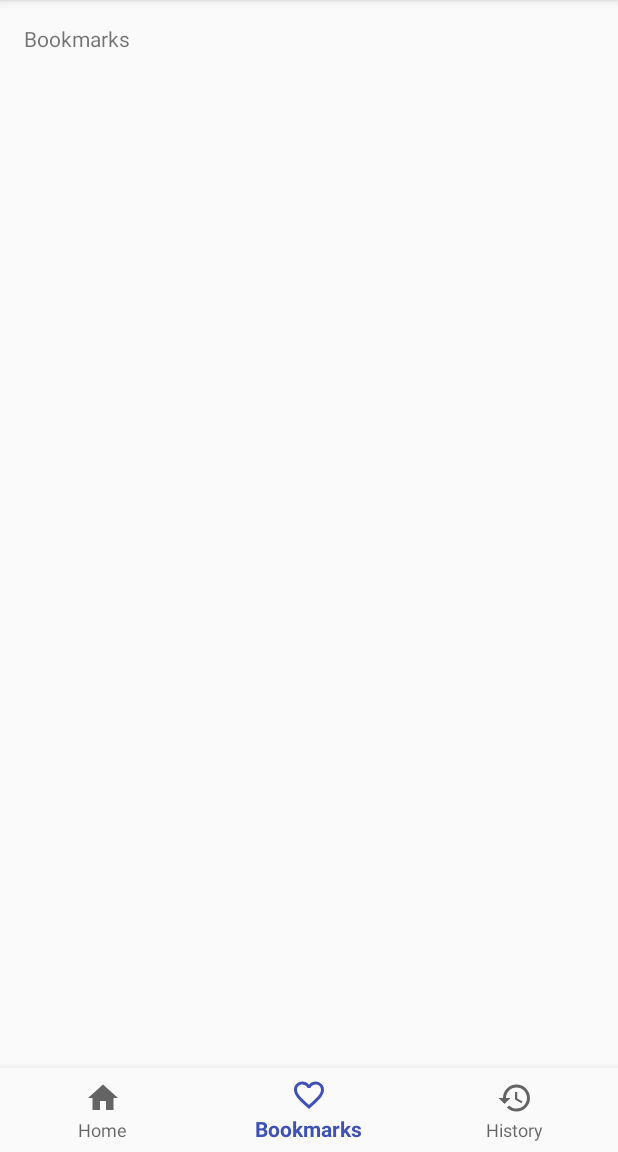
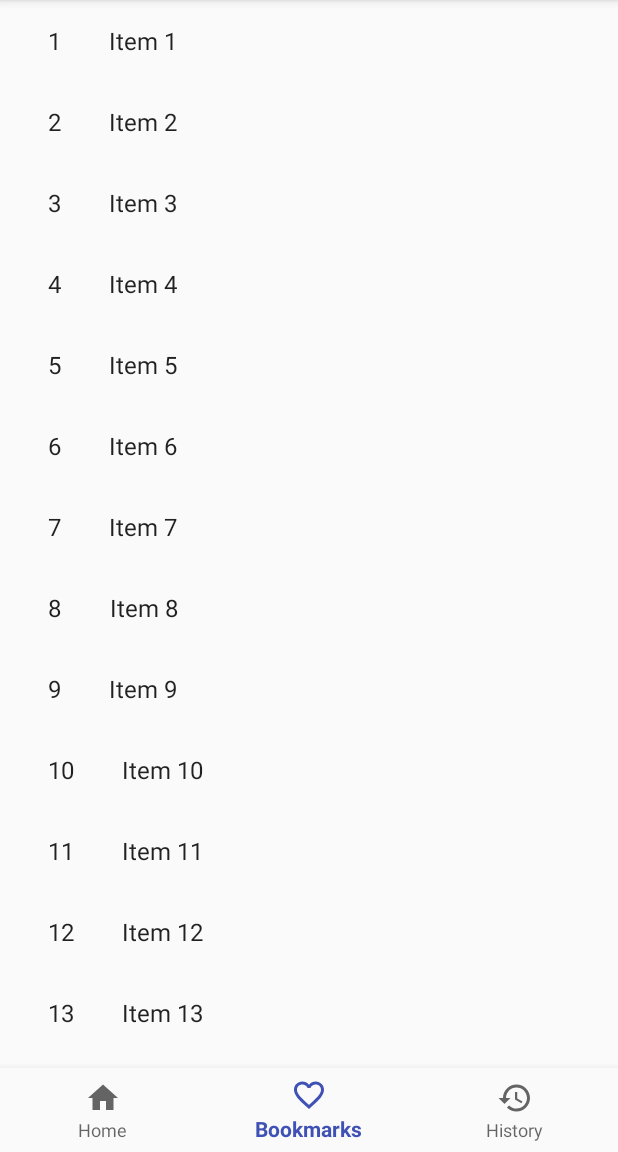
Before and after one commit to amka/Tongue, an Android app: the screen it shows after launch (MainActivity), item 2 of the bottom bar chosen, on a phone screen of 412 x 824 dp, the part 84-1236 px from its top. Run offline under Robolectric (Android 15) with nearby library versions, the phone set to English and light mode, and no system bars.

Commit message:
Add base fragments

```diff
--- a/app/build.gradle
+++ b/app/build.gradle
@@ -28,5 +28,7 @@ dependencies {
     compile 'com.android.support:appcompat-v7:25.3.1'
     compile 'com.android.support:design:25.3.1'
     compile 'com.android.support:support-vector-drawable:25.3.1'
+    compile 'com.android.support:support-v4:25.3.1'
+    compile 'com.android.support:recyclerview-v7:25.3.1'
     testCompile 'junit:junit:4.12'
 }
--- /dev/null
+++ b/app/src/main/java/me/meamka/tongue/BookmarkFragment.java
@@ -0,0 +1,97 @@
+package me.meamka.tongue;
+
+import android.content.Context;
+import android.os.Bundle;
+import android.support.v4.app.Fragment;
+import android.support.v7.widget.GridLayoutManager;
+import android.support.v7.widget.LinearLayoutManager;
+import android.support.v7.widget.RecyclerView;
+import android.view.LayoutInflater;
+import android.view.View;
+import android.view.ViewGroup;
+
+import me.meamka.tongue.dummy.DummyContent;
+import me.meamka.tongue.dummy.DummyContent.DummyItem;
+
+import java.util.List;
+
+/**
+ * A fragment representing a list of Items.
+ * <p/>
+ * Activities containing this fragment MUST implement the {@link OnListFragmentInteractionListener}
+ * interface.
+ */
+public class BookmarkFragment extends Fragment {
+
+    // TODO: Customize parameter argument names
+    private static final String ARG_COLUMN_COUNT = "column-count";
+    // TODO: Customize parameters
+    private int mColumnCount = 1;
+    private OnListFragmentInteractionListener mListener;
+
+    /**
+     * Mandatory empty constructor for the fragment manager to instantiate the
+     * fragment (e.g. upon screen orientation changes).
+     */
+    public BookmarkFragment() {
+    }
+
+    // TODO: Customize parameter initialization
+    @SuppressWarnings("unused")
+    public static BookmarkFragment newInstance(int columnCount) {
+        BookmarkFragment fragment = new BookmarkFragment();
+        Bundle args = new Bundle();
+        args.putInt(ARG_COLUMN_COUNT, columnCount);
+        fragment.setArguments(args);
+        return fragment;
+    }
+
+    @Override
+    public void onCreate(Bundle savedInstanceState) {
+        super.onCreate(savedInstanceState);
+
+        if (getArguments() != null) {
+            mColumnCount = getArguments().getInt(ARG_COLUMN_COUNT);
+        }
+    }
+
+    @Override
+    public View onCreateView(LayoutInflater inflater, ViewGroup container,
+                             Bundle savedInstanceState) {
+        View view = inflater.inflate(R.layout.fragment_bookmark_list, container, false);
+
+        // Set the adapter
+        if (view instanceof RecyclerView) {
+            Context context = view.getContext();
+            RecyclerView recyclerView = (RecyclerView) view;
+            if (mColumnCount <= 1) {
+                recyclerView.setLayoutManager(new LinearLayoutManager(context));
+            } else {
+                recyclerView.setLayoutManager(new GridLayoutManager(context, mColumnCount));
+            }
+            recyclerView.setAdapter(new MyBookmarkRecyclerViewAdapter(DummyContent.ITEMS, mListener));
+        }
+        return view;
+    }
+
+    @Override
+    public void onDetach() {
+        super.onDetach();
+        mListener = null;
+    }
+
+    /**
+     * This interface must be implemented by activities that contain this
+     * fragment to allow an interaction in this fragment to be communicated
+     * to the activity and potentially other fragments contained in that
+     * activity.
+     * <p/>
+     * See the Android Training lesson <a href=
+     * "http://developer.android.com/training/basics/fragments/communicating.html"
+     * >Communicating with Other Fragments</a> for more information.
+     */
+    public interface OnListFragmentInteractionListener {
+        // TODO: Update argument type and name
+        void onListFragmentInteraction(DummyItem item);
+    }
+}
--- a/app/src/main/java/me/meamka/tongue/MainActivity.java
+++ b/app/src/main/java/me/meamka/tongue/MainActivity.java
@@ -3,43 +3,82 @@ package me.meamka.tongue;
 import android.os.Bundle;
 import android.support.annotation.NonNull;
 import android.support.design.widget.BottomNavigationView;
+import android.support.v4.app.Fragment;
+import android.support.v4.app.FragmentManager;
+import android.support.v4.app.FragmentTransaction;
 import android.support.v7.app.AppCompatActivity;
 import android.view.MenuItem;
 import android.widget.TextView;
 
 public class MainActivity extends AppCompatActivity {
 
-    private TextView mTextMessage;
+    private FragmentManager fragmentManager;
 
-    private BottomNavigationView.OnNavigationItemSelectedListener mOnNavigationItemSelectedListener
-            = new BottomNavigationView.OnNavigationItemSelectedListener() {
+    private Fragment translateFragment;
+    private Fragment bookmarkFragment;
+    private Fragment historyFragment;
 
-        @Override
-        public boolean onNavigationItemSelected(@NonNull MenuItem item) {
-            switch (item.getItemId()) {
-                case R.id.navigation_home:
-                    mTextMessage.setText(R.string.title_home);
-                    return true;
-                case R.id.navigation_dashboard:
-                    mTextMessage.setText(R.string.title_bookmarks);
-                    return true;
-                case R.id.navigation_notifications:
-                    mTextMessage.setText(R.string.title_history);
-                    return true;
-            }
-            return false;
-        }
-
-    };
+//    private BottomNavigationView.OnNavigationItemSelectedListener mOnNavigationItemSelectedListener
+//            = new BottomNavigationView.OnNavigationItemSelectedListener() {
+//
+//        @Override
+//        public boolean onNavigationItemSelected(@NonNull MenuItem item) {
+//
+//
+//            switch (item.getItemId()) {
+//                case R.id.navigation_home:
+//                    fragmentTransaction.replace(R.id.container, translateFragment).commit();
+//                    return true;
+//                case R.id.navigation_dashboard:
+//                    fragmentTransaction.replace(R.id.container, bookmarkFragment).commit();
+//                    return true;
+//                case R.id.navigation_notifications:
+//                    fragmentTransaction.replace(R.id.container, historyFragment).commit();
+//                    return true;
+//            }
+//            return false;
+//        }
+//
+//    };
 
     @Override
     protected void onCreate(Bundle savedInstanceState) {
+
+        // Find fragments
+        fragmentManager = getSupportFragmentManager();
+
+        translateFragment = new TranslateFragment();
+        bookmarkFragment = new BookmarkFragment();
+        historyFragment = new HistoryFragment();
+
         super.onCreate(savedInstanceState);
         setContentView(R.layout.activity_main);
 
-        mTextMessage = (TextView) findViewById(R.id.message);
         BottomNavigationView navigation = (BottomNavigationView) findViewById(R.id.navigation);
-        navigation.setOnNavigationItemSelectedListener(mOnNavigationItemSelectedListener);
+
+        // Set default fragment
+        fragmentManager.beginTransaction().add(R.id.container, translateFragment).commit();
+
+        navigation.setOnNavigationItemSelectedListener(
+                new BottomNavigationView.OnNavigationItemSelectedListener(){
+                    @Override
+                    public boolean onNavigationItemSelected(@NonNull MenuItem item) {
+                        FragmentTransaction fragmentTransaction = fragmentManager.beginTransaction();
+
+                        switch (item.getItemId()) {
+                            case R.id.navigation_home:
+                                fragmentTransaction.replace(R.id.container, translateFragment).commit();
+                                return true;
+                            case R.id.navigation_dashboard:
+                                fragmentTransaction.replace(R.id.container, bookmarkFragment).commit();
+                                return true;
+                            case R.id.navigation_notifications:
+                                fragmentTransaction.replace(R.id.container, historyFragment).commit();
+                                return true;
+                        }
+                        return false;
+                    }
+                });
     }
 
 }
--- /dev/null
+++ b/app/src/main/java/me/meamka/tongue/MyBookmarkRecyclerViewAdapter.java
@@ -0,0 +1,77 @@
+package me.meamka.tongue;
+
+import android.support.v7.widget.RecyclerView;
+import android.view.LayoutInflater;
+import android.view.View;
+import android.view.ViewGroup;
+import android.widget.TextView;
+
+import me.meamka.tongue.BookmarkFragment.OnListFragmentInteractionListener;
+import me.meamka.tongue.dummy.DummyContent.DummyItem;
+
+import java.util.List;
+
+/**
+ * {@link RecyclerView.Adapter} that can display a {@link DummyItem} and makes a call to the
+ * specified {@link OnListFragmentInteractionListener}.
+ * TODO: Replace the implementation with code for your data type.
+ */
+public class MyBookmarkRecyclerViewAdapter extends RecyclerView.Adapter<MyBookmarkRecyclerViewAdapter.ViewHolder> {
+
+    private final List<DummyItem> mValues;
+    private final OnListFragmentInteractionListener mListener;
+
+    public MyBookmarkRecyclerViewAdapter(List<DummyItem> items, OnListFragmentInteractionListener listener) {
+        mValues = items;
+        mListener = listener;
+    }
+
+    @Override
+    public ViewHolder onCreateViewHolder(ViewGroup parent, int viewType) {
+        View view = LayoutInflater.from(parent.getContext())
+                .inflate(R.layout.fragment_bookmark, parent, false);
+        return new ViewHolder(view);
+    }
+
+    @Override
+    public void onBindViewHolder(final ViewHolder holder, int position) {
+        holder.mItem = mValues.get(position);
+        holder.mIdView.setText(mValues.get(position).id);
+        holder.mContentView.setText(mValues.get(position).content);
+
+        holder.mView.setOnClickListener(new View.OnClickListener() {
+            @Override
+            public void onClick(View v) {
+                if (null != mListener) {
+                    // Notify the active callbacks interface (the activity, if the
+                    // fragment is attached to one) that an item has been selected.
+                    mListener.onListFragmentInteraction(holder.mItem);
+                }
+            }
+        });
+    }
+
+    @Override
+    public int getItemCount() {
+        return mValues.size();
+    }
+
+    public class ViewHolder extends RecyclerView.ViewHolder {
+        public final View mView;
+        public final TextView mIdView;
+        public final TextView mContentView;
+        public DummyItem mItem;
+
+        public ViewHolder(View view) {
+            super(view);
+            mView = view;
+            mIdView = (TextView) view.findViewById(R.id.id);
+            mContentView = (TextView) view.findViewById(R.id.content);
+        }
+
+        @Override
+        public String toString() {
+            return super.toString() + " '" + mContentView.getText() + "'";
+        }
+    }
+}
--- /dev/null
+++ b/app/src/main/java/me/meamka/tongue/TranslateFragment.java
@@ -0,0 +1,108 @@
+package me.meamka.tongue;
+
+import android.content.Context;
+import android.net.Uri;
+import android.os.Bundle;
+import android.support.v4.app.Fragment;
+import android.view.LayoutInflater;
+import android.view.View;
+import android.view.ViewGroup;
+
+
+/**
+ * A simple {@link Fragment} subclass.
+ * Activities that contain this fragment must implement the
+ * {@link TranslateFragment.OnFragmentInteractionListener} interface
+ * to handle interaction events.
+ * Use the {@link TranslateFragment#newInstance} factory method to
+ * create an instance of this fragment.
+ */
+public class TranslateFragment extends Fragment {
+    // TODO: Rename parameter arguments, choose names that match
+    // the fragment initialization parameters, e.g. ARG_ITEM_NUMBER
+    private static final String ARG_PARAM1 = "param1";
+    private static final String ARG_PARAM2 = "param2";
+
+    // TODO: Rename and change types of parameters
+    private String mParam1;
+    private String mParam2;
+
+    private OnFragmentInteractionListener mListener;
+
+    public TranslateFragment() {
+        // Required empty public constructor
+    }
+
+    /**
+     * Use this factory method to create a new instance of
+     * this fragment using the provided parameters.
+     *
+     * @param param1 Parameter 1.
+     * @param param2 Parameter 2.
+     * @return A new instance of fragment TranslateFragment.
+     */
+    // TODO: Rename and change types and number of parameters
+    public static TranslateFragment newInstance(String param1, String param2) {
+        TranslateFragment fragment = new TranslateFragment();
+        Bundle args = new Bundle();
+        args.putString(ARG_PARAM1, param1);
+        args.putString(ARG_PARAM2, param2);
+        fragment.setArguments(args);
+        return fragment;
+    }
+
+    @Override
+    public void onCreate(Bundle savedInstanceState) {
+        super.onCreate(savedInstanceState);
+        if (getArguments() != null) {
+            mParam1 = getArguments().getString(ARG_PARAM1);
+            mParam2 = getArguments().getString(ARG_PARAM2);
+        }
+    }
+
+    @Override
+    public View onCreateView(LayoutInflater inflater, ViewGroup container,
+                             Bundle savedInstanceState) {
+        // Inflate the layout for this fragment
+        return inflater.inflate(R.layout.fragment_translate, container, false);
+    }
+
+    // TODO: Rename method, update argument and hook method into UI event
+    public void onButtonPressed(Uri uri) {
+        if (mListener != null) {
+            mListener.onFragmentInteraction(uri);
+        }
+    }
+
+//    @Override
+//    public void onAttach(Context context) {
+//        super.onAttach(context);
+//        if (context instanceof OnFragmentInteractionListener) {
+//            mListener = (OnFragmentInteractionListener) context;
+//        } else {
+//            throw new RuntimeException(context.toString()
+//                    + " must implement OnFragmentInteractionListener");
+//        }
+//    }
+
+    @Override
+    public void onDetach() {
+        super.onDetach();
+        mListener = null;
+    }
+
+    /**
+     * This interface must be implemented by activities that contain this
+     * fragment to allow an interaction in this fragment to be communicated
+     * to the activity and potentially other fragments contained in that
+     * activity.
+     * <p>
+     * See the Android Training lesson <a href=
+     * "http://developer.android.com/training/basics/fragments/communicating.html"
+     * >Communicating with Other Fragments</a> for more information.
+     */
+    public interface OnFragmentInteractionListener {
+        // TODO: Update argument type and name
+        void onFragmentInteraction(Uri uri);
+    }
+}
--- /dev/null
+++ b/app/src/main/java/me/meamka/tongue/dummy/DummyContent.java
@@ -0,0 +1,72 @@
+package me.meamka.tongue.dummy;
+
+import java.util.ArrayList;
+import java.util.HashMap;
+import java.util.List;
+import java.util.Map;
+
+/**
+ * Helper class for providing sample content for user interfaces created by
+ * Android template wizards.
+ * <p>
+ * TODO: Replace all uses of this class before publishing your app.
+ */
+public class DummyContent {
+
+    /**
+     * An array of sample (dummy) items.
+     */
+    public static final List<DummyItem> ITEMS = new ArrayList<DummyItem>();
+
+    /**
+     * A map of sample (dummy) items, by ID.
+     */
+    public static final Map<String, DummyItem> ITEM_MAP = new HashMap<String, DummyItem>();
+
+    private static final int COUNT = 25;
+
+    static {
+        // Add some sample items.
+        for (int i = 1; i <= COUNT; i++) {
+            addItem(createDummyItem(i));
+        }
+    }
+
+    private static void addItem(DummyItem item) {
+        ITEMS.add(item);
+        ITEM_MAP.put(item.id, item);
+    }
+
+    private static DummyItem createDummyItem(int position) {
+        return new DummyItem(String.valueOf(position), "Item " + position, makeDetails(position));
+    }
+
+    private static String makeDetails(int position) {
+        StringBuilder builder = new StringBuilder();
+        builder.append("Details about Item: ").append(position);
+        for (int i = 0; i < position; i++) {
+            builder.append("\nMore details information here.");
+        }
+        return builder.toString();
+    }
+
+    /**
+     * A dummy item representing a piece of content.
+     */
+    public static class DummyItem {
+        public final String id;
+        public final String content;
+        public final String details;
+
+        public DummyItem(String id, String content, String details) {
+            this.id = id;
+            this.content = content;
+            this.details = details;
+        }
+
+        @Override
+        public String toString() {
+            return content;
+        }
+    }
+}
--- a/app/src/main/res/layout/activity_main.xml
+++ b/app/src/main/res/layout/activity_main.xml
@@ -1,5 +1,5 @@
 <?xml version="1.0" encoding="utf-8"?>
-<LinearLayout xmlns:android="http://schemas.android.com/apk/res/android"
+<RelativeLayout xmlns:android="http://schemas.android.com/apk/res/android"
     xmlns:app="http://schemas.android.com/apk/res-auto"
     xmlns:tools="http://schemas.android.com/tools"
     android:id="@+id/container"
@@ -12,17 +12,7 @@
         android:id="@+id/content"
         android:layout_width="match_parent"
         android:layout_height="0dp"
-        android:layout_weight="1">
-
-        <TextView
-            android:id="@+id/message"
-            android:layout_width="match_parent"
-            android:layout_height="wrap_content"
-            android:layout_marginBottom="@dimen/activity_vertical_margin"
-            android:layout_marginLeft="@dimen/activity_horizontal_margin"
-            android:layout_marginRight="@dimen/activity_horizontal_margin"
-            android:layout_marginTop="@dimen/activity_vertical_margin"
-            android:text="@string/title_home" />
+        android:layout_above="@+id/navigation">
 
     </FrameLayout>
 
@@ -30,8 +20,8 @@
         android:id="@+id/navigation"
         android:layout_width="match_parent"
         android:layout_height="wrap_content"
-        android:layout_gravity="bottom"
+        android:layout_alignParentBottom="true"
         android:background="?android:attr/windowBackground"
         app:menu="@menu/navigation" />
 
-</LinearLayout>
+</RelativeLayout>
--- /dev/null
+++ b/app/src/main/res/layout/fragment_bookmark.xml
@@ -0,0 +1,20 @@
+<?xml version="1.0" encoding="utf-8"?>
+<LinearLayout xmlns:android="http://schemas.android.com/apk/res/android"
+    android:layout_width="wrap_content"
+    android:layout_height="wrap_content"
+    android:orientation="horizontal">
+
+    <TextView
+        android:id="@+id/id"
+        android:layout_width="wrap_content"
+        android:layout_height="wrap_content"
+        android:layout_margin="@dimen/text_margin"
+        android:textAppearance="?attr/textAppearanceListItem" />
+
+    <TextView
+        android:id="@+id/content"
+        android:layout_width="wrap_content"
+        android:layout_height="wrap_content"
+        android:layout_margin="@dimen/text_margin"
+        android:textAppearance="?attr/textAppearanceListItem" />
+</LinearLayout>
--- /dev/null
+++ b/app/src/main/res/layout/fragment_bookmark_list.xml
@@ -0,0 +1,13 @@
+<?xml version="1.0" encoding="utf-8"?>
+<android.support.v7.widget.RecyclerView xmlns:android="http://schemas.android.com/apk/res/android"
+    xmlns:app="http://schemas.android.com/apk/res-auto"
+    xmlns:tools="http://schemas.android.com/tools"
+    android:id="@+id/list"
+    android:name="me.meamka.tongue.BookmarkFragment"
+    android:layout_width="match_parent"
+    android:layout_height="match_parent"
+    android:layout_marginLeft="16dp"
+    android:layout_marginRight="16dp"
+    app:layoutManager="LinearLayoutManager"
+    tools:context="me.meamka.tongue.BookmarkFragment"
+    tools:listitem="@layout/fragment_bookmark" />
--- a/app/src/main/res/values/dimens.xml
+++ b/app/src/main/res/values/dimens.xml
@@ -2,4 +2,5 @@
     <!-- Default screen margins, per the Android Design guidelines. -->
     <dimen name="activity_horizontal_margin">16dp</dimen>
     <dimen name="activity_vertical_margin">16dp</dimen>
+    <dimen name="text_margin">16dp</dimen>
 </resources>
--- a/app/src/main/res/values/strings.xml
+++ b/app/src/main/res/values/strings.xml
@@ -5,4 +5,7 @@
     <string name="title_notifications">Notifications</string>
     <string name="title_history">History</string>
     <string name="title_bookmarks">Bookmarks</string>
+
+    <!-- TODO: Remove or change this placeholder text -->
+    <string name="hello_blank_fragment">Hello blank fragment</string>
 </resources>
```
Also changed, not shown: app/src/main/java/me/meamka/tongue/HistoryFragment.java (added, +98 -0 lines), app/src/main/java/me/meamka/tongue/HistoryRecyclerViewAdapter.java (added, +77 -0 lines), app/src/main/res/layout/fragment_history.xml (added, +20 -0 lines), app/src/main/res/layout/fragment_history_list.xml (added, +13 -0 lines), app/src/main/res/layout/fragment_translate.xml (added, +13 -0 lines).
